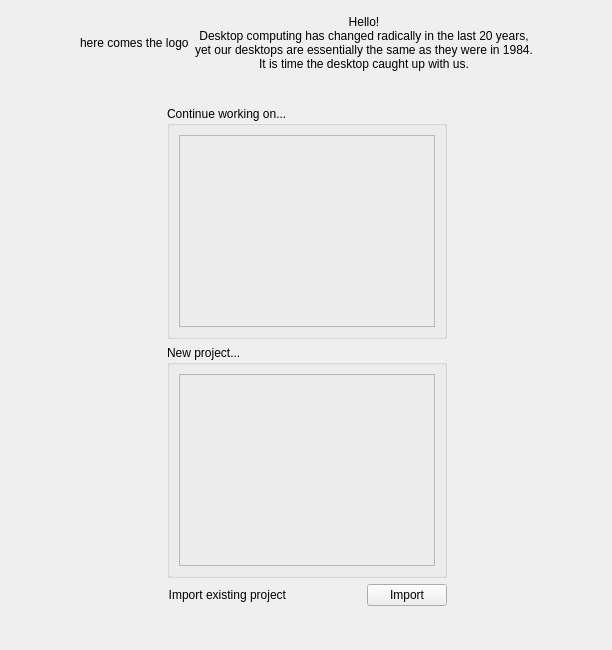
Qt form startpage.ui (KDE/plasma-sdk) before a commit.
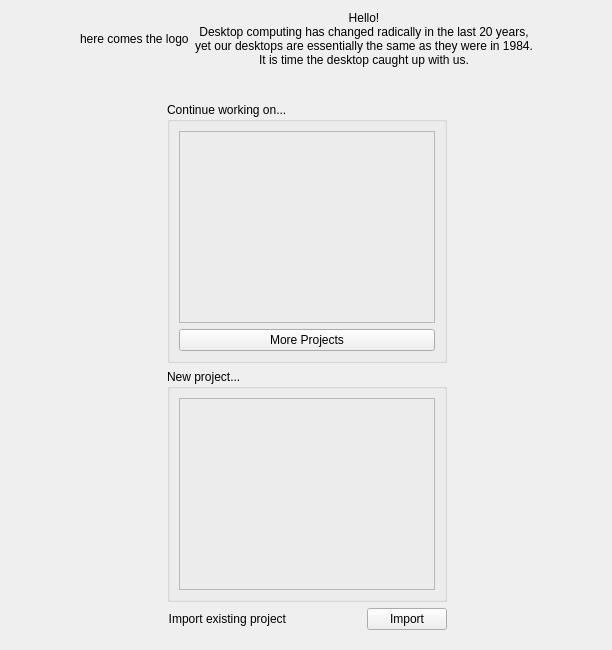
The same form after that commit. Custom widgets are drawn as their Qt base class.

Commit message: - Limited recent project list on startpage to showing 5 projects. - Added "More Projects" button to startpage, as well as a beginning   implementation of a Project Management Dialog, that currently only   loads projects.

Patch:
```diff
--- a/startpage.ui
+++ b/startpage.ui
@@ -189,6 +189,13 @@
                       </property>
                      </widget>
                     </item>
+                    <item row="2" column="1">
+                     <widget class="QPushButton" name="moreButton">
+                      <property name="text">
+                       <string>More Projects</string>
+                      </property>
+                     </widget>
+                    </item>
                    </layout>
                   </widget>
                  </item>
```
The commit also changes 7 other files.
